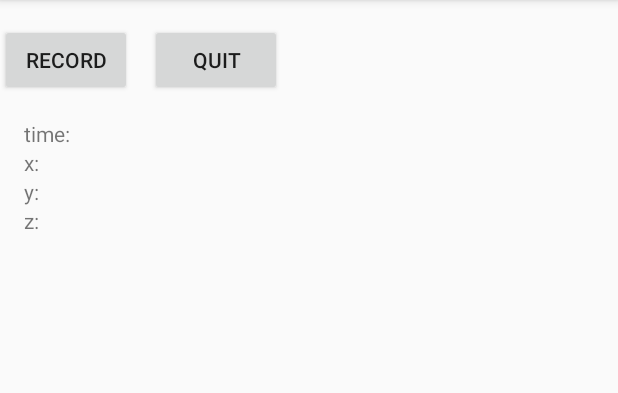
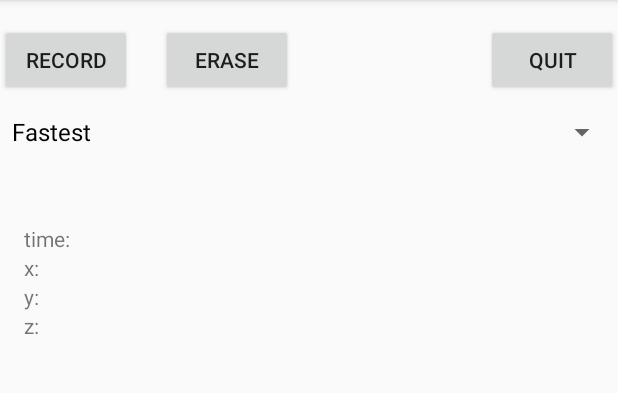
Before and after one commit to rlabbe/Sensors, an Android app: the screen it shows after launch (MainActivity), after a tap on "RECORD", on a phone screen of 412 x 824 dp, the part 84-477 px from its top. Run offline under Robolectric (Android 15) with nearby library versions, the phone set to English and light mode, and no system bars.

Commit message:
Added erase, and speed selection.

```diff
--- a/app/src/main/java/com/rogerlabbe/sensors/MainActivity.java
+++ b/app/src/main/java/com/rogerlabbe/sensors/MainActivity.java
@@ -1,31 +1,26 @@
 package com.rogerlabbe.sensors;
 
 import android.Manifest;
-import android.content.Context;
-import android.content.Intent;
 import android.hardware.Sensor;
 import android.hardware.SensorEvent;
 import android.hardware.SensorEventListener;
 import android.hardware.SensorManager;
 import android.media.MediaScannerConnection;
-import android.net.Uri;
 import android.os.Environment;
 import android.support.v4.app.ActivityCompat;
 import android.support.v7.app.AppCompatActivity;
 import android.os.Bundle;
 import android.util.Log;
 import android.view.View;
+import android.widget.ArrayAdapter;
 import android.widget.Button;
-import android.widget.EditText;
+import android.widget.Spinner;
 import android.widget.TextView;
 import android.widget.Toast;
 
 import java.io.File;
-import java.io.FileNotFoundException;
 import java.io.FileOutputStream;
 import java.io.IOException;
-import java.io.OutputStreamWriter;
-import java.util.ArrayList;
 
 public class MainActivity extends AppCompatActivity {
     public static final String EXTRA_MESSAGE = "com.example.myfirstapp.MESSAGE";
@@ -40,6 +35,7 @@ public class MainActivity extends AppCompatActivity {
     private String csvFilePath;
     boolean running = false;
     Button playButton;
+    Spinner speed;
 
     @Override
     protected void onCreate(Bundle savedInstanceState) {
@@ -59,7 +55,13 @@ public class MainActivity extends AppCompatActivity {
         editAx = (TextView) findViewById(R.id.editText2);
         editAy = (TextView) findViewById(R.id.editText3);
         editAz = (TextView) findViewById(R.id.editText4);
-        playButton =  (Button)findViewById(R.id.button);
+        playButton =  (Button)findViewById(R.id.recordButton);
+
+        speed = (Spinner) findViewById(R.id.spinner);
+        String[] items = new String[]{"Slow", "Normal", "Game", "Fastest"};
+        ArrayAdapter<String> adapter = new ArrayAdapter<String>(this, android.R.layout.simple_spinner_dropdown_item, items);
+        speed.setAdapter(adapter);
+        speed.setSelection(3);
 
         playButton.setText("Record");
         editText.setText("time: ");
@@ -72,6 +74,7 @@ public class MainActivity extends AppCompatActivity {
         OpenFile(false);
         CloseFile();
     }
+
 
     public void OpenFile(boolean append) {
         File csvFile = new File(Environment.getExternalStoragePublicDirectory(
@@ -108,12 +111,24 @@ public class MainActivity extends AppCompatActivity {
     /** handle buttons */
     public void sendMessage(View view) {
         switch (view.getId()) {
-            case R.id.button:
+            case R.id.recordButton:
                 startStop();
                 break;
-            case R.id.button2:
-                CloseFile();
-                finish();
+            case R.id.quitButton:
+                if (!running) {
+                    CloseFile();
+                    finish();
+                } else {
+                    Toast.makeText(this, "Can't quit while recording", Toast.LENGTH_LONG).show();
+                }
+                break;
+            case R.id.eraseButton:
+                if (!running) {
+                    CloseFile();
+                    OpenFile(false);
+                } else {
+                    Toast.makeText(this, "Can't erase while recording", Toast.LENGTH_LONG).show();
+                }
                 break;
         }
     }
@@ -124,8 +139,23 @@ public class MainActivity extends AppCompatActivity {
             mAccelerometer = sensorService.getDefaultSensor(Sensor.TYPE_LINEAR_ACCELERATION);
             if (mAccelerometer != null) {
                 OpenFile(true);
-                sensorService.registerListener(mySensorEventListener, mAccelerometer,
-                        SensorManager.SENSOR_DELAY_FASTEST);
+                int delay = 0;
+                switch(speed.getSelectedItemPosition())  {
+                    case 0:
+                        delay = SensorManager.SENSOR_DELAY_UI;
+                        break;
+                    case 1:
+                        delay = SensorManager.SENSOR_DELAY_NORMAL;
+                        break;
+                    case 2:
+                        delay = SensorManager.SENSOR_DELAY_GAME;
+                        break;
+                    case 3:
+                        delay = SensorManager.SENSOR_DELAY_FASTEST;
+                        break;
+                }
+
+                sensorService.registerListener(mySensorEventListener, mAccelerometer, delay);
                 Log.i("Compass MainActivity", "Registerered for ACCELEROMETER Sensor");
                 running = true;
                 playButton.setText("Recording");
--- a/app/src/main/res/layout/activity_main.xml
+++ b/app/src/main/res/layout/activity_main.xml
@@ -10,7 +10,7 @@
     tools:layout_editor_absoluteY="81dp">
 
     <Button
-        android:id="@+id/button"
+        android:id="@+id/recordButton"
         android:layout_width="wrap_content"
         android:layout_height="wrap_content"
         android:layout_marginTop="16dp"
@@ -30,12 +30,12 @@
         android:ems="10"
         android:text=""
         app:layout_constraintLeft_toLeftOf="parent"
-        app:layout_constraintTop_toBottomOf="@+id/button"
+        app:layout_constraintTop_toBottomOf="@+id/recordButton"
         tools:layout_constraintLeft_creator="1"
         tools:layout_constraintTop_creator="1"
-        android:layout_below="@+id/button"
-        android:layout_alignStart="@+id/editText2"
-        android:layout_marginTop="15dp" />
+        android:layout_marginTop="37dp"
+        android:layout_below="@+id/spinner"
+        android:layout_alignStart="@+id/editText2" />
 
     <TextView
         android:id="@+id/editText2"
@@ -89,13 +89,28 @@
         android:layout_alignParentStart="true" />
 
     <Button
-        android:id="@+id/button2"
+        android:id="@+id/quitButton"
         android:layout_width="wrap_content"
         android:layout_height="wrap_content"
-        android:layout_alignTop="@+id/button"
-        android:layout_marginStart="12dp"
-        android:layout_toEndOf="@+id/button"
+        android:layout_above="@+id/spinner"
+        android:layout_alignParentEnd="true"
         android:onClick="sendMessage"
         android:text="Quit" />
 
+    <Spinner
+        android:id="@+id/spinner"
+        android:layout_width="match_parent"
+        android:layout_height="wrap_content"
+        android:layout_below="@+id/recordButton"
+        android:layout_toEndOf="@+id/guideline2" />
+
+    <Button
+        android:id="@+id/eraseButton"
+        android:layout_width="wrap_content"
+        android:layout_height="wrap_content"
+        android:layout_above="@+id/spinner"
+        android:layout_marginStart="19dp"
+        android:layout_toEndOf="@+id/recordButton"
+        android:text="Erase" />
+
 </android.widget.RelativeLayout>
```
